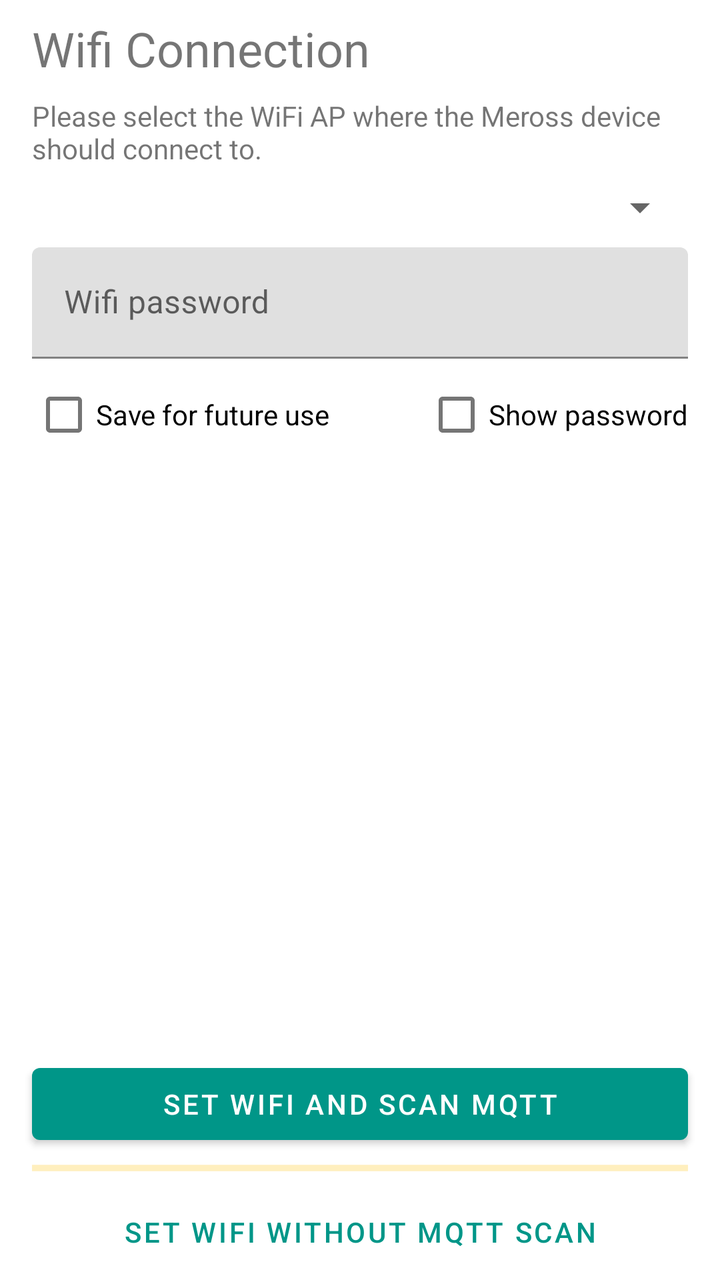
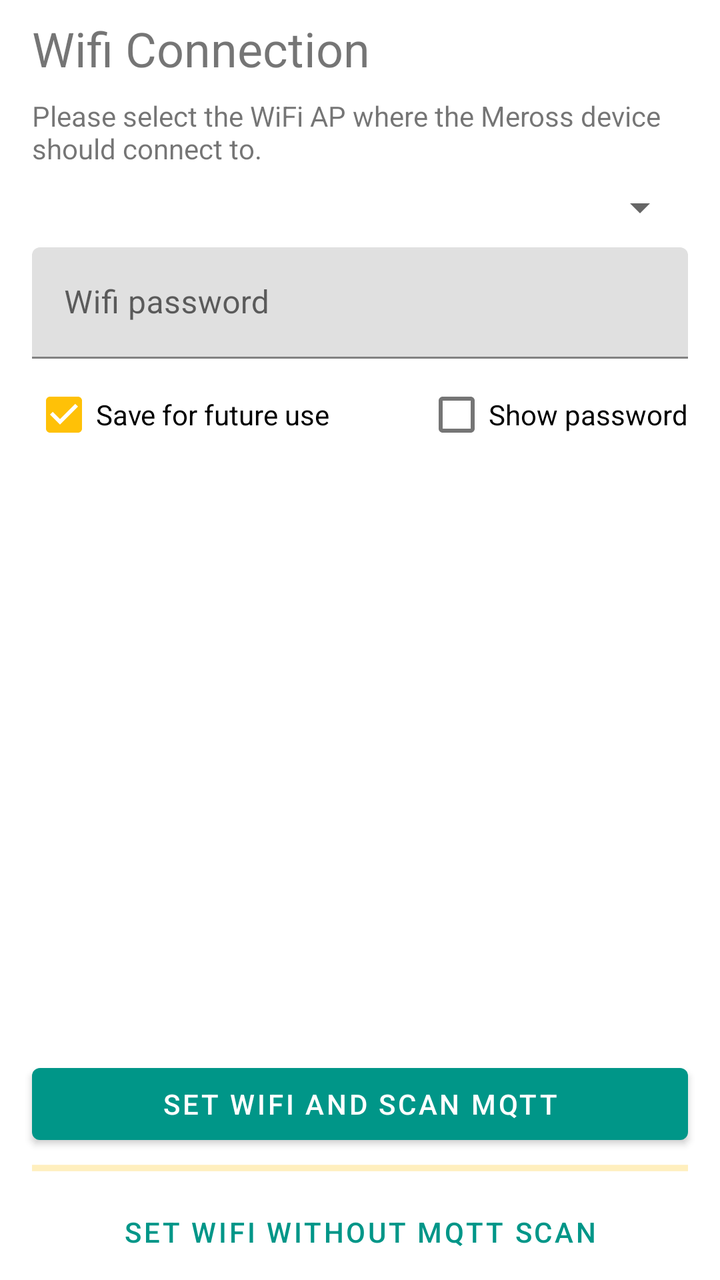

Before-and-after screenshots of an Android layout around one commit, followed by the original layout XML and the change that was made.
<!-- AndroidManifest.xml: application theme AppTheme -->
<!-- res/layout/fragment_wifi_config.xml -->
<?xml version="1.0" encoding="utf-8"?>
<androidx.constraintlayout.widget.ConstraintLayout xmlns:android="http://schemas.android.com/apk/res/android"
    xmlns:app="http://schemas.android.com/apk/res-auto"
    xmlns:tools="http://schemas.android.com/tools"
    android:layout_width="match_parent"
    android:layout_height="match_parent"
    tools:context=".ui.fragments.pair.ConfigureWifiFragment">

    <TextView
        android:id="@+id/textView10"
        android:layout_width="match_parent"
        android:layout_height="wrap_content"
        android:layout_marginStart="16dp"
        android:layout_marginLeft="16dp"
        android:layout_marginTop="8dp"
        android:layout_marginEnd="16dp"
        android:layout_marginRight="16dp"
        android:text="@string/fargment_wifi_text"
        app:layout_constraintEnd_toEndOf="parent"
        app:layout_constraintStart_toStartOf="parent"
        app:layout_constraintTop_toBottomOf="@+id/textView20" />

    <Spinner
        android:id="@+id/wifiListSpinner"
        android:layout_width="match_parent"
        android:layout_height="wrap_content"
        android:layout_marginStart="16dp"
        android:layout_marginLeft="16dp"
        android:layout_marginTop="8dp"
        android:layout_marginEnd="16dp"
        android:layout_marginRight="16dp"
        app:layout_constraintEnd_toEndOf="parent"
        app:layout_constraintStart_toStartOf="parent"
        app:layout_constraintTop_toBottomOf="@+id/textView10" />

    <com.google.android.material.textfield.TextInputLayout
        android:id="@+id/wifi_password"
        android:layout_width="0dp"
        android:layout_height="wrap_content"
        android:layout_marginTop="8dp"
        android:layout_marginEnd="16dp"
        android:layout_marginRight="16dp"
        android:ems="10"
        android:hint="@string/wifi_password"
        android:inputType="textPassword"
        app:layout_constraintEnd_toEndOf="parent"
        app:layout_constraintStart_toStartOf="@+id/wifiListSpinner"
        app:layout_constraintTop_toBottomOf="@+id/wifiListSpinner"
        android:imeOptions="actionNext"
        android:nextFocusForward="@id/next_button">

        <com.google.android.material.textfield.TextInputEditText
            android:layout_width="match_parent"
            android:layout_height="wrap_content"
            android:maxLines="1"
            android:singleLine="true" />
    </com.google.android.material.textfield.TextInputLayout>

    <TextView
        android:id="@+id/textView20"
        android:layout_width="wrap_content"
        android:layout_height="wrap_content"
        android:layout_marginStart="16dp"
        android:layout_marginLeft="16dp"
        android:layout_marginTop="8dp"
        android:text="@string/fargment_wifi_title"
        android:textSize="24sp"
        app:layout_constraintStart_toStartOf="parent"
        app:layout_constraintTop_toTopOf="parent" />

    <com.google.android.material.button.MaterialButton
        android:id="@+id/next_button"
        android:layout_width="0dp"
        android:layout_height="wrap_content"
        android:layout_marginStart="16dp"
        android:layout_marginEnd="16dp"
        android:text="@string/next"
        app:layout_constraintBottom_toTopOf="@+id/wifi_progress_bar"
        app:layout_constraintEnd_toEndOf="parent"
        app:layout_constraintHorizontal_bias="1.0"
        app:layout_constraintStart_toStartOf="parent" />

    <com.google.android.material.button.MaterialButton
        android:id="@+id/next_no_validation_button"
        style="@style/Widget.MaterialComponents.Button.TextButton"
        android:layout_width="0dp"
        android:layout_height="wrap_content"
        android:layout_marginStart="16dp"
        android:layout_marginEnd="16dp"
        android:text="@string/next_no_validation"
        app:layout_constraintBottom_toBottomOf="parent"
        app:layout_constraintEnd_toEndOf="parent"
        app:layout_constraintHorizontal_bias="0.0"
        app:layout_constraintStart_toStartOf="parent" />

    <CheckBox
        android:id="@+id/saveWifiPasswordCheckBox"
        android:layout_width="wrap_content"
        android:layout_height="wrap_content"
        android:layout_marginTop="4dp"
        android:text="@string/save_checkbox"
        app:layout_constraintEnd_toEndOf="@+id/wifi_password"
        app:layout_constraintHorizontal_bias="0.0"
        app:layout_constraintStart_toStartOf="@+id/wifi_password"
        app:layout_constraintTop_toBottomOf="@+id/wifi_password" />

    <CheckBox
        android:id="@+id/showPasswordCheckbox"
        android:layout_width="wrap_content"
        android:layout_height="wrap_content"
        android:layout_marginTop="4dp"
        android:text="@string/show_password"
        app:layout_constraintEnd_toEndOf="@+id/wifi_password"
        app:layout_constraintTop_toBottomOf="@+id/wifi_password" />

    <ProgressBar
        android:id="@+id/wifi_progress_bar"
        style="?android:attr/progressBarStyleHorizontal"
        android:indeterminate="true"
        android:layout_width="0dp"
        android:layout_height="wrap_content"
        app:layout_constraintBottom_toTopOf="@+id/next_no_validation_button"
        app:layout_constraintEnd_toEndOf="@+id/next_button"
        app:layout_constraintHorizontal_bias="1.0"
        app:layout_constraintStart_toStartOf="@+id/next_button" />


</androidx.constraintlayout.widget.ConstraintLayout>
<!-- resources referenced by this layout -->
<resources>
  <string name="fargment_wifi_text">Please select the WiFi AP where the Meross device should connect to.</string>
  <string name="fargment_wifi_title">Wifi Connection</string>
  <string name="next">Set wifi and scan mqtt</string>
  <string name="next_no_validation">Set wifi without mqtt scan</string>
  <string name="save_checkbox">Save for future use</string>
  <string name="show_password">Show password</string>
  <string name="wifi_password">Wifi password</string>
  <style name="AppTheme" parent="Theme.MaterialComponents.Light">
          <item name="colorPrimary">@color/colorPrimary</item>
          <item name="colorPrimaryDark">@color/colorPrimaryDark</item>
          <item name="colorPrimaryVariant">@color/colorPrimaryLight</item>
  
          <item name="colorSecondary">@color/colorAccent</item>
          <item name="colorSecondaryVariant">@color/colorSecondaryLight</item>
  
          <item name="windowActionBar">false</item>
          <item name="windowNoTitle">true</item>
      </style>
  <color name="colorPrimary">#009688</color>
  <color name="colorPrimaryDark">#00796B</color>
  <color name="colorPrimaryLight">#B2DFDB</color>
  <color name="colorAccent">#FFC107</color>
  <color name="colorSecondaryLight">#757575</color>
</resources>

<!-- the commit's change to res/layout/fragment_wifi_config.xml (unified diff, before → after) -->
@@ -98,6 +98,7 @@
         android:layout_width="wrap_content"
         android:layout_height="wrap_content"
         android:layout_marginTop="4dp"
+        android:checked="true"
         android:text="@string/save_checkbox"
         app:layout_constraintEnd_toEndOf="@+id/wifi_password"
         app:layout_constraintHorizontal_bias="0.0"
